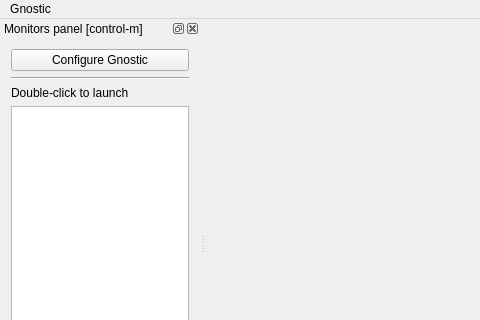
Old version of the form src/GnosticMainWindow.ui in the repository matthewg42/Gnostic; both pictures show x 0 to 480 and y 0 to 320 of the 722 by 488 pixel window.
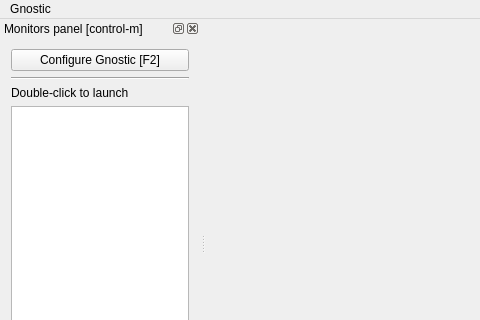
New version of the form. Icons and pictures are not drawn.

Patch:
```diff
--- a/src/GnosticMainWindow.ui
+++ b/src/GnosticMainWindow.ui
@@ -78,7 +78,7 @@
           <string>F2</string>
          </property>
          <property name="text">
-          <string>Configure Gnostic</string>
+          <string>Configure Gnostic [F2]</string>
          </property>
          <property name="icon">
           <iconset resource="../resources.qrc">
```
